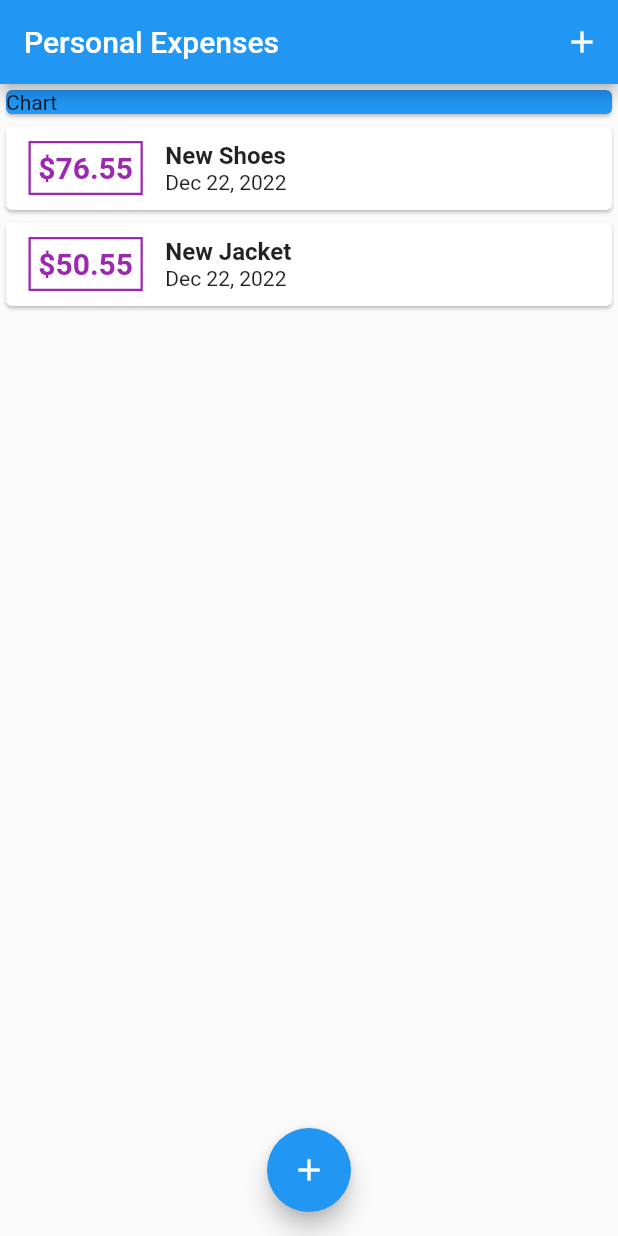
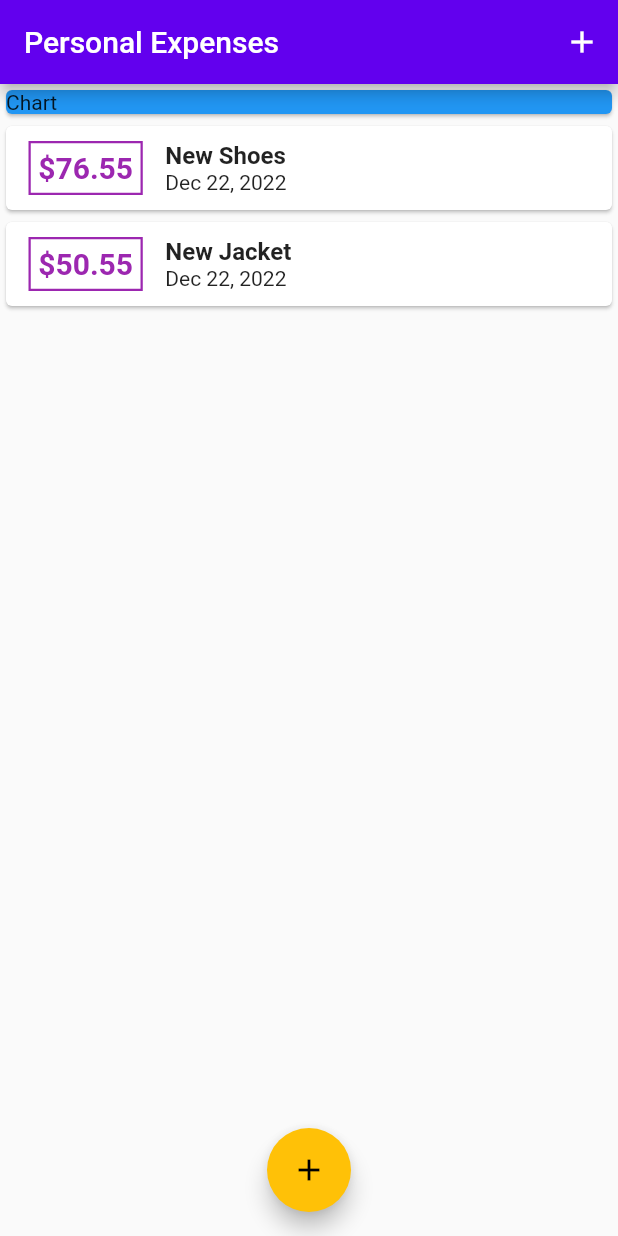
Before and after one commit to cecep29/personal-expenses, a Flutter app: the screen it shows after launch, on a phone screen of 412 x 824 dp. Run offline on Flutter 3.47's test engine with Material 2 defaults, Android fonts, the phone set to English and light mode, and no system bars.

Commit message:
color theme

```diff
--- a/lib/main.dart
+++ b/lib/main.dart
@@ -13,7 +13,11 @@ class MyApp extends StatelessWidget {
 
   @override
   Widget build(BuildContext context) {
-    return const MaterialApp(
+    return MaterialApp(
+      theme: ThemeData(
+        primarySwatch: Colors.purple,
+        colorScheme: const ColorScheme.light(secondary: Colors.amber),
+      ),
       title: "Expenses App",
       home: HomePage(),
     );
```
